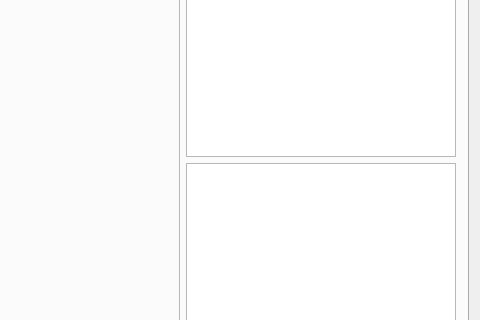
The window that gui/forms/mainwindow.ui (studnitz/octopus) describes before a commit, drawn with Qt 5; both pictures show x 431 to 911 and y 205 to 525 of the 911 by 677 pixel window.
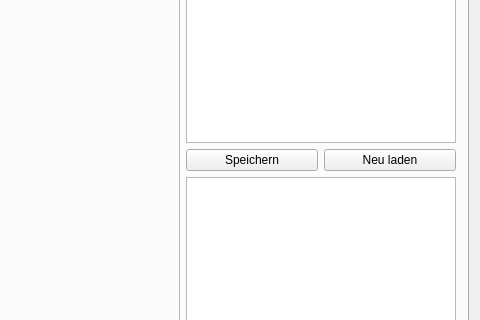
The same window after the commit.

Commit message: Implement reloading of the list and add saveRecording

Patch:
```diff
--- a/gui/forms/mainwindow.ui
+++ b/gui/forms/mainwindow.ui
@@ -312,6 +312,24 @@
               </property>
              </widget>
             </item>
+            <item>
+             <layout class="QHBoxLayout" name="recordingButtons">
+              <item>
+               <widget class="QPushButton" name="saveRecordingButton">
+                <property name="text">
+                 <string>Speichern</string>
+                </property>
+               </widget>
+              </item>
+              <item>
+               <widget class="QPushButton" name="reloadButton">
+                <property name="text">
+                 <string>Neu laden</string>
+                </property>
+               </widget>
+              </item>
+             </layout>
+            </item>
             <item>
              <widget class="QListView" name="listView">
               <property name="sizePolicy">
```
The commit also changes 2 other files.
